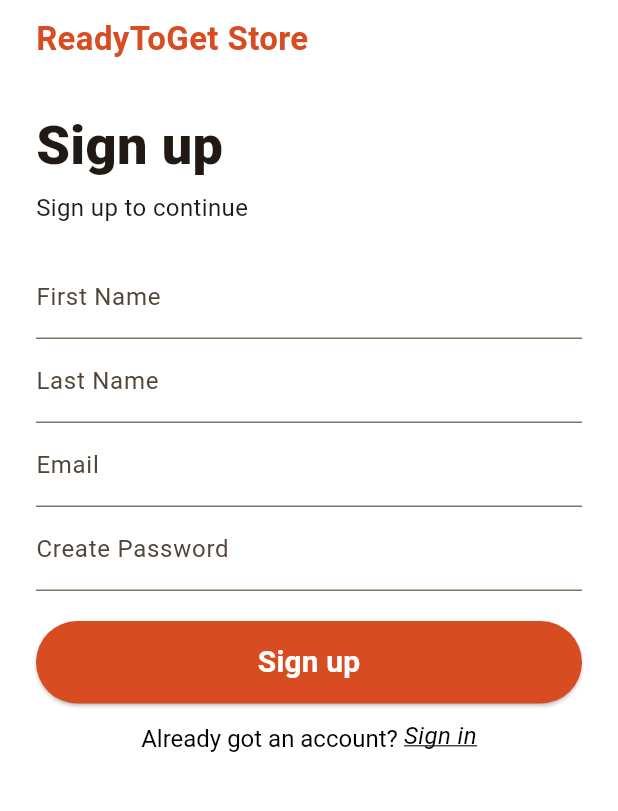
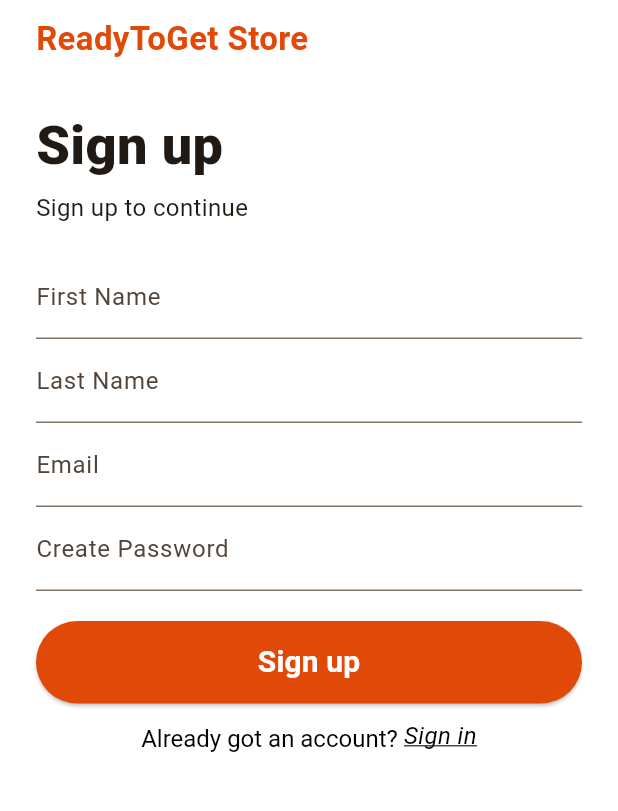
Before and after one commit to NikitaEfimovIT/ready_to_go_store, a Flutter app: the screen it shows after launch, after a tap on "Sign in", after a tap on "Sign up", on a phone screen of 412 x 824 dp, the part 210-1021 px from its top. Run offline on Flutter 3.47's test engine with Material 3 defaults, Android fonts, the phone set to English and light mode, and no system bars; our stand-ins replace infinite_scroll_pagination; project files that could hold a hidden picture were left out.

Commit message:
fixed error colors and top figure

```diff
--- a/lib/auth_components/login.dart
+++ b/lib/auth_components/login.dart
@@ -9,13 +9,13 @@ class _LoginScreenState extends State<LoginScreen> {
   final _formKey = GlobalKey<FormState>();
   final TextEditingController _usernameController = TextEditingController();
   final TextEditingController _passwordController = TextEditingController();
-  bool _rememberMe = false; // Состояние для "Remember me"
+  bool _rememberMe = false;
 
   @override
   Widget build(BuildContext context) {
     return Scaffold(
       body: Container(
-        color: Color(0xFFD84C22),
+        color: Color(0xFFE14908),
         child: Form(
           key: _formKey,
           child: Column(
@@ -25,16 +25,15 @@ class _LoginScreenState extends State<LoginScreen> {
                 flex: 2,
                 child: Stack(
                   children: [
-                    Container(
-                      decoration: BoxDecoration(
-                        color: Color(0xFFFFFFFF),
-                        borderRadius: BorderRadius.only(
-                          bottomLeft: Radius.circular(80),
-                        ),
+                    ClipPath(
+                      clipper: CustomShape(),
+                      child: Container(
+                        color: Colors.white,
+                        height: double.infinity,
                       ),
                     ),
                     Positioned(
-                      top: 60,
+                      top: 40,
                       left: 20,
                       right: 20,
                       child: Column(
@@ -42,17 +41,17 @@ class _LoginScreenState extends State<LoginScreen> {
                         children: [
                           Image.asset(
                             "lib/assets/logo.png",
-                            width: 250,
-                            height: 80,
+                            width: 220,
+                            height: 70,
                             fit: BoxFit.contain,
                           ),
-                          SizedBox(height: 10),
+                          SizedBox(height: 5),
                           Text(
                             "ReadyToGet Store",
                             style: TextStyle(
-                              fontSize: 22,
+                              fontSize: 20,
                               fontWeight: FontWeight.bold,
-                              color: Color(0xFFD84C22),
+                              color: Color(0xFFE14908),
                             ),
                           ),
                         ],
@@ -79,7 +78,7 @@ class _LoginScreenState extends State<LoginScreen> {
                       SizedBox(height: 8),
                       Text(
                         "Hello there, welcome back",
-                        style: TextStyle(fontSize: 18, color: Colors.white70),
+                        style: TextStyle(fontSize: 18, color: Colors.white),
                       ),
                       SizedBox(height: 20),
                       TextFormField(
@@ -87,9 +86,24 @@ class _LoginScreenState extends State<LoginScreen> {
                         decoration: InputDecoration(
                           labelText: "Username",
                           labelStyle: TextStyle(color: Colors.white),
-                          border: UnderlineInputBorder(),
+                          border: UnderlineInputBorder(
+                            borderSide: BorderSide(color: Colors.white),
+                          ),
                           enabledBorder: UnderlineInputBorder(
-                            borderSide: BorderSide(color: Colors.white70),
+                            borderSide: BorderSide(color: Colors.white),
+                          ),
+                          focusedBorder: UnderlineInputBorder(
+                            borderSide: BorderSide(color: Colors.white),
+                          ),
+                          errorBorder: UnderlineInputBorder(
+                            borderSide: BorderSide(color: Colors.white),
+                          ),
+                          focusedErrorBorder: UnderlineInputBorder(
+                            borderSide: BorderSide(color: Colors.white),
+                          ),
+                          errorStyle: TextStyle(
+                            color: Colors.white,
+                            fontStyle: FontStyle.italic, // ✅ Ошибка курсивом
                           ),
                         ),
                         style: TextStyle(color: Colors.white),
@@ -106,9 +120,24 @@ class _LoginScreenState extends State<LoginScreen> {
                         decoration: InputDecoration(
                           labelText: "Password",
                           labelStyle: TextStyle(color: Colors.white),
-                          border: UnderlineInputBorder(),
+                          border: UnderlineInputBorder(
+                            borderSide: BorderSide(color: Colors.white),
+                          ),
                           enabledBorder: UnderlineInputBorder(
-                            borderSide: BorderSide(color: Colors.white70),
+                            borderSide: BorderSide(color: Colors.white),
+                          ),
+                          focusedBorder: UnderlineInputBorder(
+                            borderSide: BorderSide(color: Colors.white),
+                          ),
+                          errorBorder: UnderlineInputBorder(
+                            borderSide: BorderSide(color: Colors.white),
+                          ),
+                          focusedErrorBorder: UnderlineInputBorder(
+                            borderSide: BorderSide(color: Colors.white),
+                          ),
+                          errorStyle: TextStyle(
+                            color: Colors.white,
+                            fontStyle: FontStyle.italic, // ✅ Ошибка курсивом
                           ),
                         ),
                         obscureText: true,
@@ -124,23 +153,25 @@ class _LoginScreenState extends State<LoginScreen> {
                         },
                       ),
                       SizedBox(height: 10),
-                      Row(
-                        children: [
-                          Checkbox(
-                            value: _rememberMe,
-                            onChanged: (value) {
+                      GestureDetector(
+                        onTap: () {
                           setState(() {
-                                _rememberMe = value!;
+                            _rememberMe = !_rememberMe;
                           });
                         },
-                            checkColor: Colors.black,
-                            fillColor: MaterialStateProperty.all(Colors.white),
+                        child: Row(
+                          children: [
+                            Icon(
+                              _rememberMe ? Icons.check_box : Icons.check_box_outline_blank,
+                              color: Colors.white,
                             ),
+                            SizedBox(width: 8),
                             Text(
                               "Remember me",
                               style: TextStyle(color: Colors.white),
                             ),
                           ],
+                        ),
                       ),
                       SizedBox(height: 20),
                       ElevatedButton(
@@ -154,12 +185,12 @@ class _LoginScreenState extends State<LoginScreen> {
                           style: TextStyle(
                             fontSize: 20,
                             fontWeight: FontWeight.bold,
-                            color: Color(0xFFD84C22),
+                            color: Color(0xFFE14908),
                           ),
                         ),
                         style: ElevatedButton.styleFrom(
                           backgroundColor: Colors.white,
-                          foregroundColor: Color(0xFFD84C22),
+                          foregroundColor: Color(0xFFE14908),
                           shape: RoundedRectangleBorder(
                             borderRadius: BorderRadius.circular(10),
                           ),
@@ -185,6 +216,7 @@ class _LoginScreenState extends State<LoginScreen> {
                                       fontStyle: FontStyle.italic,
                                       color: Colors.white,
                                       decoration: TextDecoration.underline,
+                                      decorationColor: Colors.white,
                                     ),
                                   ),
                                 ),
@@ -204,3 +236,30 @@ class _LoginScreenState extends State<LoginScreen> {
     );
   }
 }
+
+class CustomShape extends CustomClipper<Path> {
+  var heightCoefficient = 0.66;
+  @override
+  Path getClip(Size size) {
+    var path = Path();
+
+    path.moveTo(0, 0);
+    path.lineTo(0, size.height * 0.4);
+
+    path.quadraticBezierTo(
+        size.width * 0, size.height * heightCoefficient, size.width * 0.18, size.height * heightCoefficient);
+
+    path.lineTo(size.width * 0.8, size.height * heightCoefficient);
+
+    path.quadraticBezierTo(
+        size.width * 0.98, size.height * heightCoefficient, size.width, size.height * (heightCoefficient+0.20));
+
+    path.lineTo(size.width, 0);
+    path.close();
+
+    return path;
+  }
+
+  @override
+  bool shouldReclip(CustomClipper<Path> oldClipper) => true;
+}
--- a/lib/auth_components/signup.dart
+++ b/lib/auth_components/signup.dart
@@ -25,7 +25,7 @@ class SignUpScreen extends StatelessWidget {
                 style: TextStyle(
                   fontSize: 22,
                   fontWeight: FontWeight.bold,
-                  color: Color(0xFFD84C22),
+                  color: Color(0xFFE14908),
                 ),
               ),
               SizedBox(height: 30),
@@ -89,7 +89,7 @@ class SignUpScreen extends StatelessWidget {
                   style: TextStyle(fontSize: 20, fontWeight: FontWeight.bold),
                 ),
                 style: ElevatedButton.styleFrom(
-                  backgroundColor: Color(0xFFD84C22),
+                  backgroundColor: Color(0xFFE14908),
                   foregroundColor: Colors.white,
                   minimumSize: Size(double.infinity, 55),
                 ),
```
Lines whose indentation alone changed are shown as unchanged.
